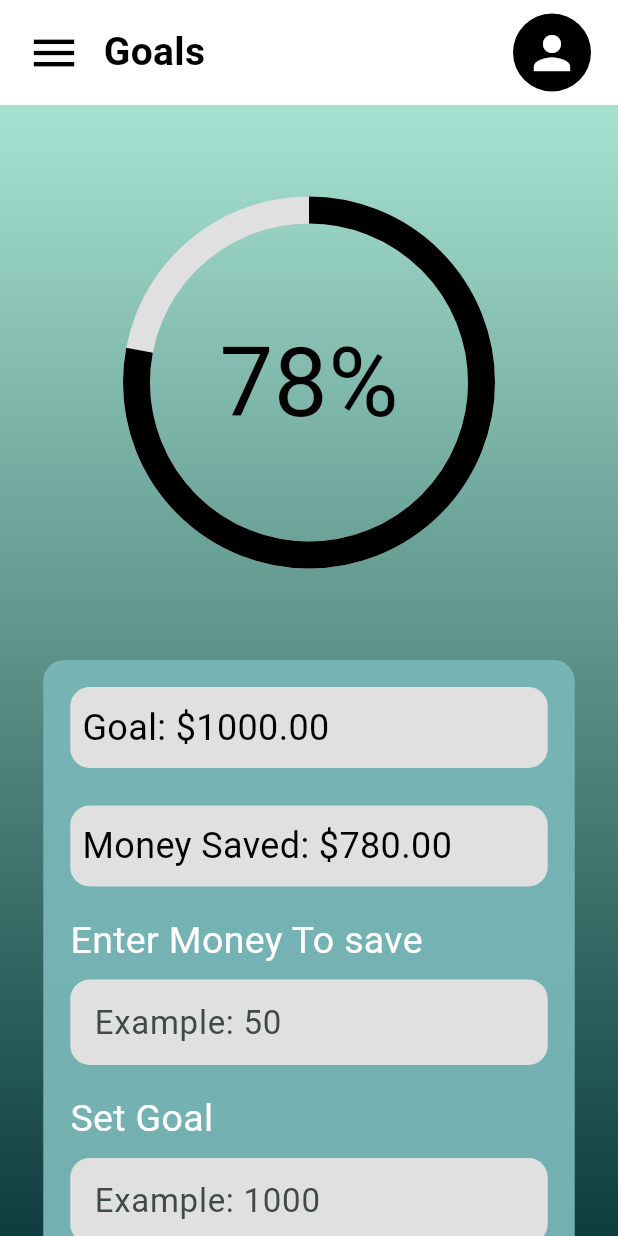
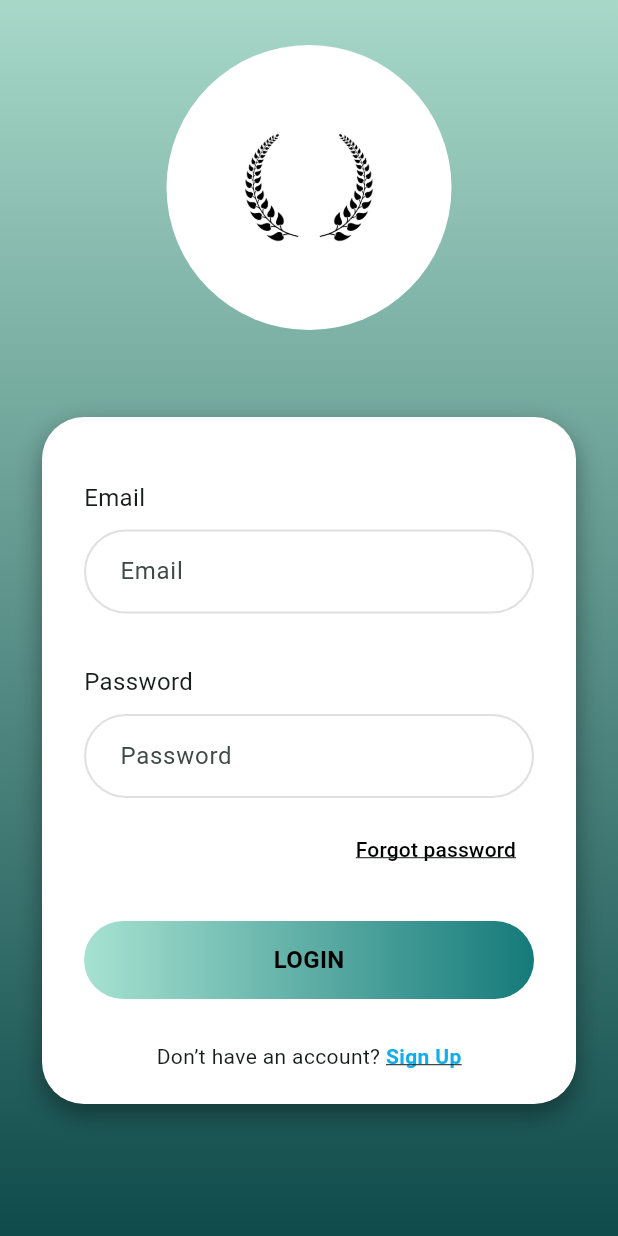
Before and after one commit to ArthurKhoaPham/Budget-Tracking-App, a Flutter app: the screen it shows after launch, on a phone screen of 412 x 824 dp. Run offline on Flutter 3.47's test engine with Material 3 defaults, Android fonts, the phone set to English and light mode, and no system bars; our stand-ins replace supabase_flutter; accounts and stored records are empty.

Commit message:
Add login and register pages with Supabase auth

```diff
--- /dev/null
+++ b/budgeting/lib/login_page.dart
@@ -0,0 +1,252 @@
+import "package:flutter/material.dart";
+import "package:supabase_flutter/supabase_flutter.dart";
+
+import "goals_page.dart";
+import "register_page.dart";
+
+class LoginPage extends StatefulWidget {
+  const LoginPage({super.key});
+
+  @override
+  State<LoginPage> createState() => _LoginPageState();
+}
+
+class _LoginPageState extends State<LoginPage> {
+  final SupabaseClient supabase = Supabase.instance.client;
+
+  final TextEditingController _emailController = TextEditingController();
+  final TextEditingController _passwordController = TextEditingController();
+
+  bool _isLoading = false;
+
+  Future<void> _login() async {
+    final email = _emailController.text.trim();
+    final password = _passwordController.text.trim();
+
+    if (email.isEmpty || password.isEmpty) {
+      _showMessage("Please enter email and password.");
+      return;
+    }
+
+    setState(() => _isLoading = true);
+
+    try {
+      await supabase.auth.signInWithPassword(
+        email: email,
+        password: password,
+      );
+
+      if (!mounted) return;
+
+      Navigator.pushReplacement(
+        context,
+        MaterialPageRoute(builder: (_) => const GoalsPage()),
+      );
+    } on AuthException catch (error) {
+      _showMessage(error.message);
+    } catch (error) {
+      _showMessage("Unexpected error: $error");
+    } finally {
+      if (mounted) setState(() => _isLoading = false);
+    }
+  }
+
+  void _showMessage(String message) {
+    ScaffoldMessenger.of(context).showSnackBar(
+      SnackBar(content: Text(message)),
+    );
+  }
+
+  @override
+  void dispose() {
+    _emailController.dispose();
+    _passwordController.dispose();
+    super.dispose();
+  }
+
+  @override
+  Widget build(BuildContext context) {
+    return Scaffold(
+      body: _authBackground(
+        child: Column(
+          mainAxisAlignment: MainAxisAlignment.center,
+          children: [
+            _logo(),
+            const SizedBox(height: 58),
+            _authCard(
+              child: Column(
+                crossAxisAlignment: CrossAxisAlignment.start,
+                children: [
+                  const Text("Email", style: TextStyle(fontSize: 16)),
+                  const SizedBox(height: 10),
+                  _textField(_emailController, "Email"),
+
+                  const SizedBox(height: 34),
+                  const Text("Password", style: TextStyle(fontSize: 16)),
+                  const SizedBox(height: 10),
+                  _textField(_passwordController, "Password", obscure: true),
+
+                  const SizedBox(height: 10),
+                  Align(
+                    alignment: Alignment.centerRight,
+                    child: TextButton(
+                      onPressed: () {
+                        _showMessage("Forgot password is not implemented yet.");
+                      },
+                      child: const Text(
+                        "Forgot password",
+                        style: TextStyle(
+                          color: Colors.black,
+                          decoration: TextDecoration.underline,
+                        ),
+                      ),
+                    ),
+                  ),
+
+                  const SizedBox(height: 24),
+                  _gradientButton("LOGIN", _isLoading ? null : _login),
+
+                  const SizedBox(height: 28),
+                  Center(
+                    child: Wrap(
+                      alignment: WrapAlignment.center,
+                      children: [
+                        const Text("Don’t have an account? "),
+                        GestureDetector(
+                          onTap: () {
+                            Navigator.push(
+                              context,
+                              MaterialPageRoute(
+                                builder: (_) => const RegisterPage(),
+                              ),
+                            );
+                          },
+                          child: const Text(
+                            "Sign Up",
+                            style: TextStyle(
+                              color: Color(0xFF11AEEA),
+                              fontWeight: FontWeight.bold,
+                              decoration: TextDecoration.underline,
+                            ),
+                          ),
+                        ),
+                      ],
+                    ),
+                  ),
+                ],
+              ),
+            ),
+          ],
+        ),
+      ),
+    );
+  }
+}
+
+Widget _authBackground({required Widget child}) {
+  return Container(
+    width: double.infinity,
+    height: double.infinity,
+    decoration: const BoxDecoration(
+      gradient: LinearGradient(
+        colors: [Color(0xFFA7D8C8), Color(0xFF0F4B4B)],
+        begin: Alignment.topCenter,
+        end: Alignment.bottomCenter,
+      ),
+    ),
+    child: SafeArea(
+      child: SingleChildScrollView(
+        padding: const EdgeInsets.symmetric(horizontal: 28, vertical: 30),
+        child: child,
+      ),
+    ),
+  );
+}
+
+Widget _logo() {
+  return Container(
+    width: 190,
+    height: 190,
+    decoration: const BoxDecoration(
+      shape: BoxShape.circle,
+      color: Colors.white,
+    ),
+    padding: const EdgeInsets.all(42),
+    child: Image.asset(
+      "assets/logo.png",
+      fit: BoxFit.contain,
+    ),
+  );
+}
+
+Widget _authCard({required Widget child}) {
+  return Container(
+    width: double.infinity,
+    padding: const EdgeInsets.fromLTRB(28, 42, 28, 22),
+    decoration: BoxDecoration(
+      color: Colors.white,
+      borderRadius: BorderRadius.circular(28),
+      boxShadow: const [
+        BoxShadow(
+          color: Colors.black38,
+          blurRadius: 14,
+          offset: Offset(0, 7),
+        ),
+      ],
+    ),
+    child: child,
+  );
+}
+
+Widget _textField(
+    TextEditingController controller,
+    String hint, {
+      bool obscure = false,
+    }) {
+  return TextField(
+    controller: controller,
+    obscureText: obscure,
+    decoration: InputDecoration(
+      filled: true,
+      fillColor: Colors.white,
+      hintText: hint,
+      contentPadding: const EdgeInsets.symmetric(horizontal: 20, vertical: 16),
+      enabledBorder: OutlineInputBorder(
+        borderRadius: BorderRadius.circular(32),
+        borderSide: BorderSide(color: Colors.grey.shade300, width: 1.4),
+      ),
+      focusedBorder: OutlineInputBorder(
+        borderRadius: BorderRadius.circular(32),
+        borderSide: const BorderSide(color: Color(0xFF15908E), width: 1.7),
+      ),
+    ),
+  );
+}
+
+Widget _gradientButton(String text, VoidCallback? onPressed) {
+  return GestureDetector(
+    onTap: onPressed,
+    child: Opacity(
+      opacity: onPressed == null ? 0.6 : 1,
+      child: Container(
+        width: double.infinity,
+        height: 52,
+        alignment: Alignment.center,
+        decoration: BoxDecoration(
+          gradient: const LinearGradient(
+            colors: [Color(0xFFA7E2D1), Color(0xFF157A7A)],
+          ),
+          borderRadius: BorderRadius.circular(32),
+        ),
+        child: Text(
+          text,
+          style: const TextStyle(
+            color: Colors.black,
+            fontWeight: FontWeight.bold,
+            fontSize: 16,
+          ),
+        ),
+      ),
+    ),
+  );
+}
--- a/budgeting/lib/main.dart
+++ b/budgeting/lib/main.dart
@@ -2,14 +2,15 @@ import 'package:flutter/material.dart';
 import 'package:supabase_flutter/supabase_flutter.dart';
 import 'add_activity_screen.dart';
 import 'goals_page.dart';
+import "login_page.dart";
 
 Future<void> main() async {
   WidgetsFlutterBinding.ensureInitialized();
 
   // PLACEHOLDERS: Replace these with actual project url and anon public key in production
   await Supabase.initialize(
-    url: 'SUPABASE_PROJECT_URL',
-    anonKey: 'SUPABASE_ANON_PUBLIC_KEY',
+    url: 'https://bufxdyzqftlfwckdxipd.supabase.co',
+    anonKey: 'sb_publishable_FkEwhXvbafVcfYKZy4cicw_qoZq3-TD',
   );
 
   runApp(const BudgetApp());
@@ -27,7 +28,7 @@ class BudgetApp extends StatelessWidget {
         useMaterial3: true,
       ),
       // Placeholder UUID
-      home: const GoalsPage(),
+      home: const LoginPage(),
     );
   }
 }
--- a/budgeting/pubspec.yaml
+++ b/budgeting/pubspec.yaml
@@ -9,7 +9,7 @@ environment:
 dependencies:
   flutter:
     sdk: flutter
-  supabase_flutter: ^2.5.0
+  supabase_flutter: ^2.12.4
 
 dev_dependencies:
   flutter_test:
@@ -18,3 +18,5 @@ dev_dependencies:
 
 flutter:
   uses-material-design: true
+  assets:
+    - assets/logo.png
```
Also changed, not shown: budgeting/lib/register_page.dart (added, +255 -0 lines), budgeting/assets/logo.png (added).
